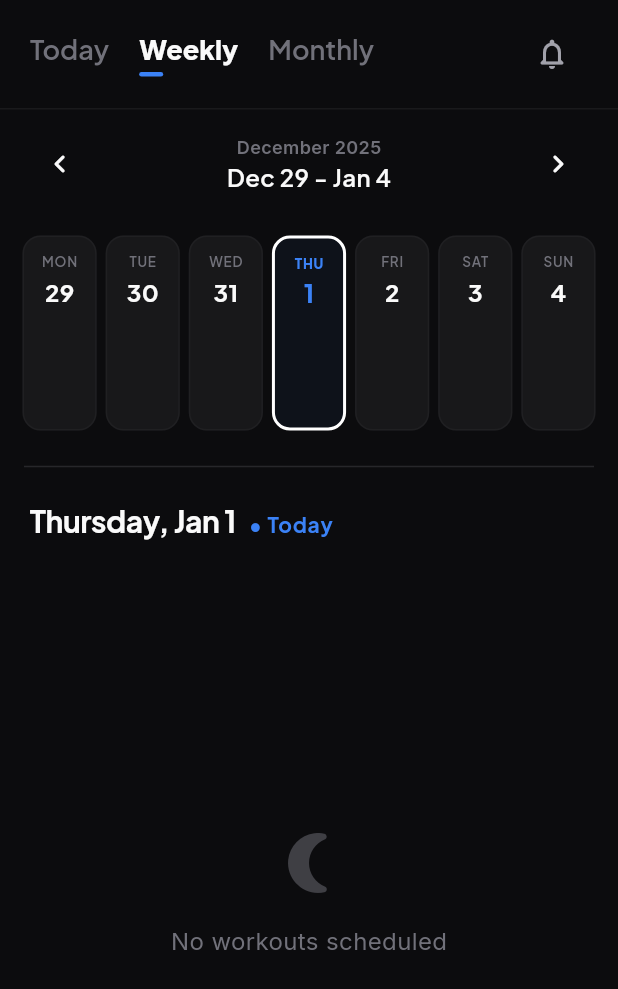
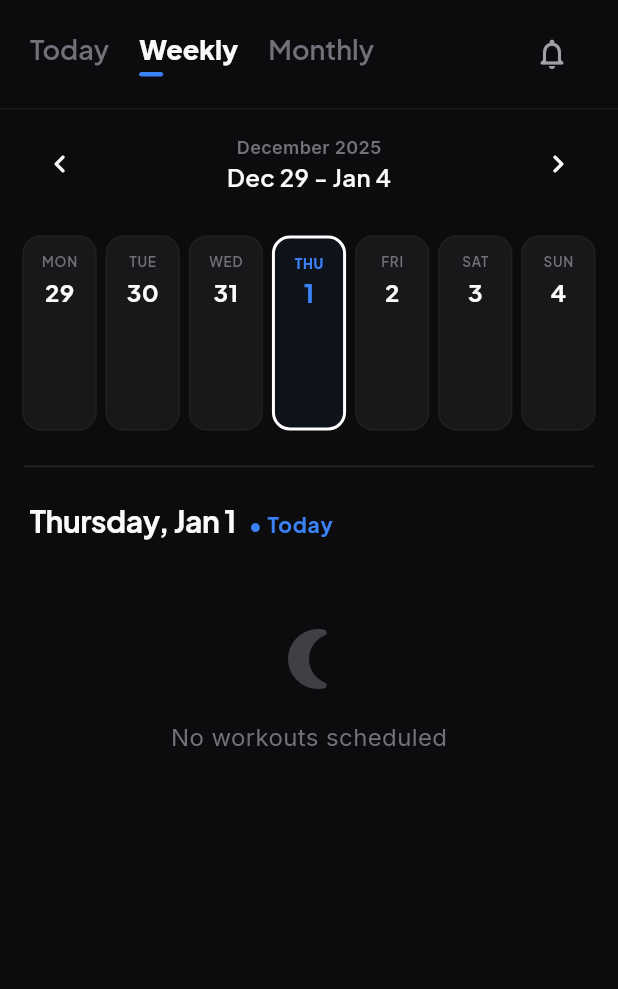
Before and after one commit to rooshimadethis/ash-trainer, a Flutter app: the HomeScreen screen opened directly, swiped to page 2, on a phone screen of 412 x 824 dp. Shown: the top 989 px of the screen. Run offline on Flutter 3.47's test engine with Material 3 defaults, Android fonts, the phone set to English and light mode, and no system bars; our stand-ins replace drift, flutter_dotenv, flutter_riverpod, freezed_annotation, google_fonts, google_generative_ai and 1 more; missing offline and left inert: flutter_displaymode, health; accounts and stored records are empty; generated files the repository leaves out were written again.

Commit message:
same to weekly

```diff
--- a/lib/features/calendar/presentation/screens/weekly_view.dart
+++ b/lib/features/calendar/presentation/screens/weekly_view.dart
@@ -26,7 +26,8 @@ class WeeklyView extends ConsumerWidget {
     final weekRangeStr =
         '${DateFormat('MMM d').format(startOfWeek)} - ${DateFormat('MMM d').format(endOfWeek)}';
 
-    return Column(
+    return SingleChildScrollView(
+      child: Column(
         children: [
           Padding(
             padding: const EdgeInsets.symmetric(horizontal: 16, vertical: 12),
@@ -36,8 +37,9 @@ class WeeklyView extends ConsumerWidget {
                 IconButton(
                   icon: const Icon(Icons.chevron_left_rounded,
                       color: AppColors.textPrimary),
-                onPressed: () => ref.read(selectedWeekProvider.notifier).state =
-                    startOfWeek.subtract(const Duration(days: 7)),
+                  onPressed: () => ref
+                      .read(selectedWeekProvider.notifier)
+                      .state = startOfWeek.subtract(const Duration(days: 7)),
                 ),
                 Column(
                   children: [
@@ -54,8 +56,9 @@ class WeeklyView extends ConsumerWidget {
                 IconButton(
                   icon: const Icon(Icons.chevron_right_rounded,
                       color: AppColors.textPrimary),
-                onPressed: () => ref.read(selectedWeekProvider.notifier).state =
-                    startOfWeek.add(const Duration(days: 7)),
+                  onPressed: () => ref
+                      .read(selectedWeekProvider.notifier)
+                      .state = startOfWeek.add(const Duration(days: 7)),
                 ),
               ],
             ),
@@ -78,8 +81,7 @@ class WeeklyView extends ConsumerWidget {
             padding: EdgeInsets.symmetric(horizontal: 16),
             child: Divider(height: 48),
           ),
-        Expanded(
-          child: weeklyWorkoutsAsync.when(
+          weeklyWorkoutsAsync.when(
             data: (workouts) => weeklyBlocksAsync.when(
               data: (blocks) =>
                   _buildWorkoutList(context, selectedDate, workouts, blocks),
@@ -89,8 +91,9 @@ class WeeklyView extends ConsumerWidget {
             loading: () => const Center(child: CircularProgressIndicator()),
             error: (err, stack) => Center(child: Text('Error: $err')),
           ),
+          const SizedBox(height: 32), // Add padding for bottom
+        ],
       ),
-      ],
     );
   }
 
@@ -233,9 +236,10 @@ class WeeklyView extends ConsumerWidget {
           ),
         ),
         const SizedBox(height: 8),
-        Expanded(
-          child: dayWorkouts.isEmpty
-              ? Center(
+        dayWorkouts.isEmpty
+            ? Padding(
+                padding: const EdgeInsets.symmetric(vertical: 48),
+                child: Center(
                   child: Column(
                     mainAxisAlignment: MainAxisAlignment.center,
                     children: [
@@ -248,13 +252,17 @@ class WeeklyView extends ConsumerWidget {
                               .copyWith(color: AppColors.textMuted)),
                     ],
                   ),
+                ),
               )
-              : ListView.separated(
+            : Padding(
                 padding: const EdgeInsets.all(20),
-                  itemCount: dayWorkouts.length,
-                  itemBuilder: (context, index) {
+                child: Column(
+                  children: List.generate(dayWorkouts.length, (index) {
                     final workout = dayWorkouts[index];
-                    return WorkoutCard(
+                    return Padding(
+                      padding: EdgeInsets.only(
+                          bottom: index == dayWorkouts.length - 1 ? 0 : 16),
+                      child: WorkoutCard(
                         workout: workout,
                         useWorkoutColor: true,
                         onTap: () {
@@ -266,10 +274,9 @@ class WeeklyView extends ConsumerWidget {
                             ),
                           );
                         },
+                      ),
                     );
-                  },
-                  separatorBuilder: (context, index) =>
-                      const SizedBox(height: 16),
+                  }),
                 ),
               ),
       ],
```
Lines whose indentation alone changed are shown as unchanged.
